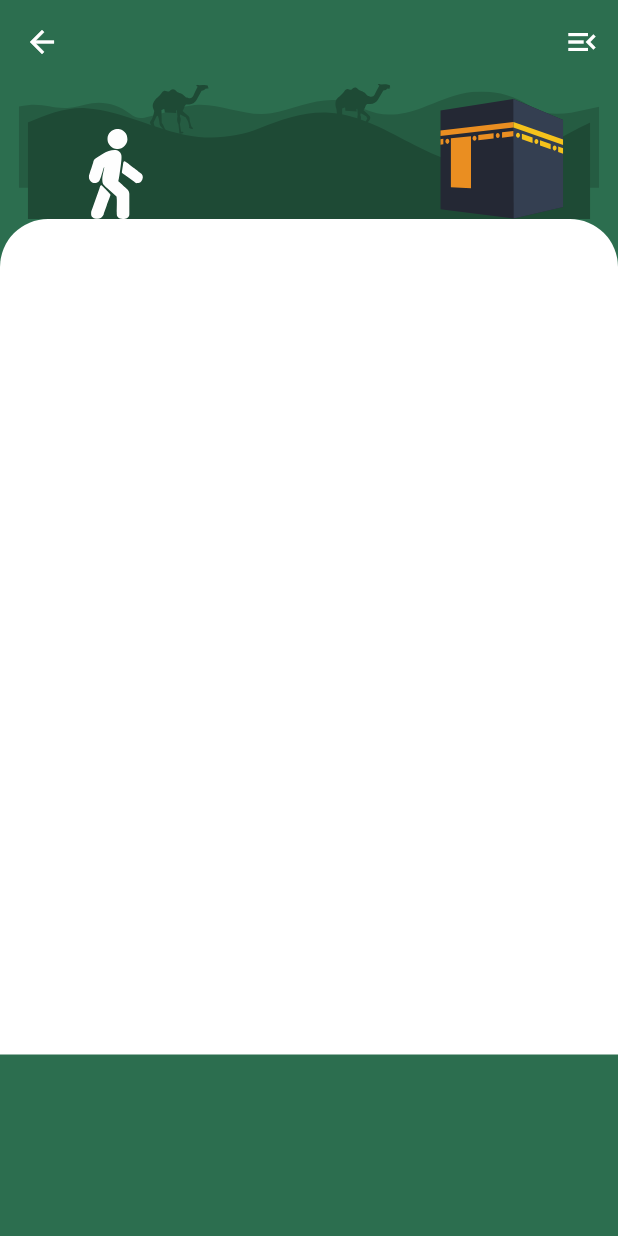
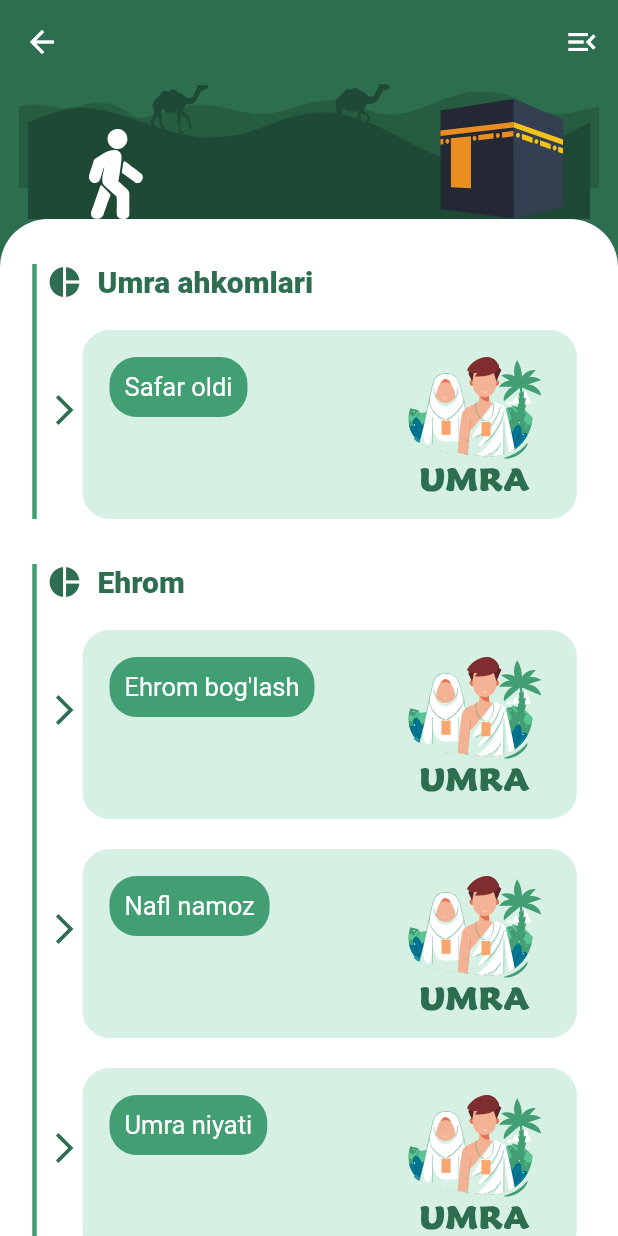
Before and after one commit to Shakhzod19980615/haj, a Flutter app: the screen it shows after launch, after a tap on an icon or button, on a phone screen of 412 x 824 dp. Run offline on Flutter 3.47's test engine with Material 2 defaults, Android fonts, the light colour scheme and no system bars; our stand-ins replace flutter_svg, sqflite_sqlcipher; accounts and stored records are empty.

Commit message:
main menu list view

```diff
--- /dev/null
+++ b/lib/model/demo_model.dart
@@ -0,0 +1,60 @@
+class DemoModel {
+  DemoModel({
+      this.title,
+      this.subList,});
+
+  DemoModel.fromJson(dynamic json) {
+    title = json['title'];
+    if (json['subList'] != null) {
+      subList = [];
+      json['subList'].forEach((v) {
+        subList?.add(SubList.fromJson(v));
+      });
+    }
+  }
+  String? title;
+  List<SubList>? subList;
+DemoModel copyWith({  String? title,
+  List<SubList>? subList,
+}) => DemoModel(  title: title ?? this.title,
+  subList: subList ?? this.subList,
+);
+  Map<String, dynamic> toJson() {
+    final map = <String, dynamic>{};
+    map['title'] = title;
+    if (subList != null) {
+      map['subList'] = subList?.map((v) => v.toJson()).toList();
+    }
+    return map;
+  }
+
+}
+
+class SubList {
+  SubList({
+      this.subTitle,});
+
+  SubList.fromJson(dynamic json) {
+    subTitle = json['subTitle'];
+  }
+  String? subTitle;
+SubList copyWith({  String? subTitle,
+}) => SubList(  subTitle: subTitle ?? this.subTitle,
+);
+  Map<String, dynamic> toJson() {
+    final map = <String, dynamic>{};
+    map['subTitle'] = subTitle;
+    return map;
+  }
+
+}
+
+var demoList = [
+  DemoModel(title: "Umra ahkomlari",subList: [SubList(subTitle: "Safar oldi")]),
+  DemoModel(title: "Ehrom",subList: [
+    SubList(subTitle: "Ehrom bog'lash"),
+    SubList(subTitle: "Nafl namoz"),
+    SubList(subTitle: "Umra niyati")
+
+  ])
+];
--- a/lib/screens/home_page.dart
+++ b/lib/screens/home_page.dart
@@ -1,7 +1,7 @@
 import 'package:flutter/cupertino.dart';
 import 'package:flutter/material.dart';
 import 'package:flutter_svg/flutter_svg.dart';
-import 'package:haj/screens/main_menu_page.dart';
+import 'package:haj/screens/main/main_menu_page.dart';
 
 class HomePage extends StatefulWidget {
   const HomePage({Key? key}) : super(key: key);
@@ -18,7 +18,7 @@ class _HomePageState extends State<HomePage> {
       body: Container(
         width: MediaQuery.of(context).size.width,
         height: MediaQuery.of(context).size.height,
-        margin: EdgeInsets.only(top: 90,left: 85,right: 85,bottom: 60),
+        margin: EdgeInsets.only(top: 60,left: 85,right: 85,),
         child: Column(
           children: [
             GestureDetector(
@@ -48,13 +48,13 @@ class _HomePageState extends State<HomePage> {
                 );
               },
               child: Container(
-                margin: EdgeInsets.only(top:40),
+                margin: EdgeInsets.only(top:20),
                 child: SvgPicture.asset("assets/images/umra.svg",width: 200,height: 200,),
               ),
             ),
             Container(
-              padding: EdgeInsets.symmetric(horizontal: 50,vertical: 5),
-              margin: EdgeInsets.only(top: 50),
+              padding: EdgeInsets.symmetric(horizontal: 30,vertical: 5),
+              margin: EdgeInsets.only(top: 30),
               decoration: BoxDecoration(
                 color: Color(0xFFD6F0E3),
                 borderRadius: BorderRadius.circular(20)
--- a/lib/screens/main_menu_page.dart
+++ b/lib/screens/main/main_menu_page.dart
@@ -1,6 +1,8 @@
 import 'package:flutter/cupertino.dart';
 import 'package:flutter/material.dart';
 import 'package:flutter_svg/svg.dart';
+import 'package:haj/model/demo_model.dart';
+import 'package:haj/screens/main/widgets/main_list_item.dart';
 
 class MainMenuPage extends StatefulWidget {
   const MainMenuPage({Key? key}) : super(key: key);
@@ -12,7 +14,7 @@ class MainMenuPage extends StatefulWidget {
 class _MainMenuPageState extends State<MainMenuPage> {
   @override
   Widget build(BuildContext context) {
-    return  Scaffold(
+    return Scaffold(
       //backgroundColor: Color(0xFF2C6E4F),
       appBar: AppBar(
         primary: true,
@@ -20,8 +22,11 @@ class _MainMenuPageState extends State<MainMenuPage> {
         backgroundColor: Color(0xFF2C6E4F),
         actions: [
           PopupMenuButton(
-              icon:Icon(Icons.menu_open_outlined,color: Colors.white,),
-              itemBuilder: (context)=>[PopupMenuItem(child: Text("sadasd"))])
+              icon: Icon(
+                Icons.menu_open_outlined,
+                color: Colors.white,
+              ),
+              itemBuilder: (context) => [PopupMenuItem(child: Text("sadasd"))])
         ],
       ),
       body: Container(
@@ -39,48 +44,63 @@ class _MainMenuPageState extends State<MainMenuPage> {
                       width: MediaQuery.of(context).size.width,
                       height: 65,
                       bottom: 20,
-                      child: SvgPicture.asset("assets/images/wave_2.svg",)),
+                      child: SvgPicture.asset(
+                        "assets/images/wave_2.svg",
+                      )),
                   Positioned(
                       width: MediaQuery.of(context).size.width,
                       height: 75,
                       bottom: -1,
-                      child: SvgPicture.asset("assets/images/wave_1.svg",)),
-
+                      child: SvgPicture.asset(
+                        "assets/images/wave_1.svg",
+                      )),
                   Positioned(
                       width: 55,
                       height: 60,
                       left: 50,
                       bottom: 0,
-                      child: SvgPicture.asset("assets/images/walking_man.svg",)),
+                      child: SvgPicture.asset(
+                        "assets/images/walking_man.svg",
+                      )),
                   Positioned(
                       width: 40,
                       height: 35,
                       right: 150,
-                      child: SvgPicture.asset("assets/images/camel-1.svg",)),
+                      child: SvgPicture.asset(
+                        "assets/images/camel-1.svg",
+                      )),
                   Positioned(
                       width: 40,
                       height: 35,
                       left: 100,
-                      child: SvgPicture.asset("assets/images/camel-2.svg",)),
+                      child: SvgPicture.asset(
+                        "assets/images/camel-2.svg",
+                      )),
                   Positioned(
                       width: 85,
                       height: 80,
                       right: 35,
                       bottom: 0,
-                      child: SvgPicture.asset("assets/images/kaba1.svg",)),
-
+                      child: SvgPicture.asset(
+                        "assets/images/kaba1.svg",
+                      )),
                 ],
               ),
             ),
-            SingleChildScrollView(
-              scrollDirection: Axis.vertical,
+            Expanded(
               child: Container(
-                height: 557,
-                padding: EdgeInsets.only(bottom: 200),
-                decoration: BoxDecoration(
+                // height: MediaQuery.of(context).size.height - 90,
+                padding: const EdgeInsets.only(bottom: 0),
+                decoration: const BoxDecoration(
                     color: Colors.white,
-                  borderRadius: BorderRadius.only(topLeft: Radius.circular(32),topRight: Radius.circular(32))
-                ),
+                    borderRadius: BorderRadius.only(
+                        topLeft: Radius.circular(32),
+                        topRight: Radius.circular(32))),
+                child: ListView.builder(
+                    itemCount: demoList.length,
+                    itemBuilder: (context,index){
+                      return MainListItem(model: demoList[index]);
+                }),
               ),
             )
           ],
--- /dev/null
+++ b/lib/screens/main/widgets/main_list_item.dart
@@ -0,0 +1,96 @@
+import 'package:flutter/material.dart';
+import 'package:flutter_svg/flutter_svg.dart';
+import 'package:haj/model/demo_model.dart';
+import 'package:haj/screens/main/widgets/submain_list_item.dart';
+
+class MainListItem extends StatelessWidget {
+  const MainListItem({Key? key,required this.model}) : super(key: key);
+  final DemoModel model;
+  @override
+  Widget build(BuildContext context) {
+    return Column(
+      children: [
+
+        Container(
+          margin: EdgeInsets.only(top: 30),
+          child: IntrinsicHeight(
+            child: Row(
+              mainAxisAlignment: MainAxisAlignment.start,
+              children: [
+                Container(
+                    margin: EdgeInsets.only(left: 15),
+                    child: Text('')),
+                VerticalDivider(
+                  color: Color(0xFF429E73),
+                  thickness: 3,
+                ),
+                Icon(Icons.pie_chart,color:Color(0xFF2C6E4F)),
+                Container(
+                  margin: EdgeInsets.only(left: 10),
+                  child: Text(model.title??"",
+                    style: TextStyle(
+                        color: Color(0xFF2C6E4F),
+                        fontSize:20, fontWeight: FontWeight.w800 ),),
+                ),
+              ],
+            ),
+          ),
+        ),
+        ListView.builder(
+          physics: NeverScrollableScrollPhysics(),
+            itemCount: model.subList?.length??0,
+            shrinkWrap: true,
+            itemBuilder:(context,index){
+          return IntrinsicHeight(
+            child: Row(
+              children: [
+                Container(
+                    margin: EdgeInsets.only(left: 15),
+                    child: Text('')),
+                VerticalDivider(
+                  color: Color(0xFF429E73),
+                  thickness: 3,
+                ),
+                Icon(Icons.arrow_forward_ios,color:Color(0xFF2C6E4F)),
+                Container(
+                  width: MediaQuery.of(context).size.width*0.8,
+                  margin:EdgeInsets.only(top: 20,left: 0),
+                  decoration:BoxDecoration(
+                    borderRadius: BorderRadius.all(Radius.circular(18)),
+                    color: Color(0xFFD6F0E3),
+                  ),
+
+                  child: Padding(
+                    padding: const EdgeInsets.all(18.0),
+                    child: Row(
+                      children: [
+                        Align(
+                          alignment:Alignment.topLeft,
+                          child: Container(
+                             padding:EdgeInsets.all(10),
+                              margin:EdgeInsets.only(right: 10),
+                              decoration: BoxDecoration(
+                                borderRadius: BorderRadius.all(Radius.circular(18)),
+                                color: Color(0xFF429E73)
+                              ),
+                              child: Text(model.subList?[index].subTitle??"",
+                              style: TextStyle(color: Colors.white,fontSize: 17,
+                              fontWeight: FontWeight.w400),)),
+                        ),
+                        Spacer(),
+                        Container(
+
+                            child: SvgPicture.asset("assets/images/umra.svg",width: 100,height: 90,))
+                      ],
+                    ),
+                  ),
+                ),
+              ],
+            ),
+          );
+          //SubMainListItem(model: demoList[index]);
+        })
+      ],
+    );
+  }
+}
--- /dev/null
+++ b/lib/screens/main/widgets/submain_list_item.dart
@@ -0,0 +1,25 @@
+import 'package:flutter/cupertino.dart';
+import 'package:flutter/material.dart';
+import 'package:haj/model/demo_model.dart';
+
+class SubMainListItem extends StatelessWidget {
+  const SubMainListItem({Key? key,required this.model}) : super(key: key);
+  final DemoModel model;
+  @override
+  Widget build(BuildContext context) {
+    return ListView.builder(
+      itemCount: demoList?.length??0,
+      itemBuilder: ( context, index) {
+      return Card(
+        elevation: 50,
+        shadowColor: Colors.white,
+        child: Row(
+          children: [
+            Text(model.subList?[index].subTitle??"")
+          ],
+        ),
+      );
+      }
+    );
+  }
+}
--- a/pubspec.yaml
+++ b/pubspec.yaml
@@ -35,6 +35,7 @@ dependencies:
   sqflite: ^2.0.2
   shared_preferences: ^2.0.15
   flutter_svg: any
+  dotted_line: ^3.1.0
 
   # The following adds the Cupertino Icons font to your application.
   # Use with the CupertinoIcons class for iOS style icons.
```
Also changed, not shown: pubspec.lock.
